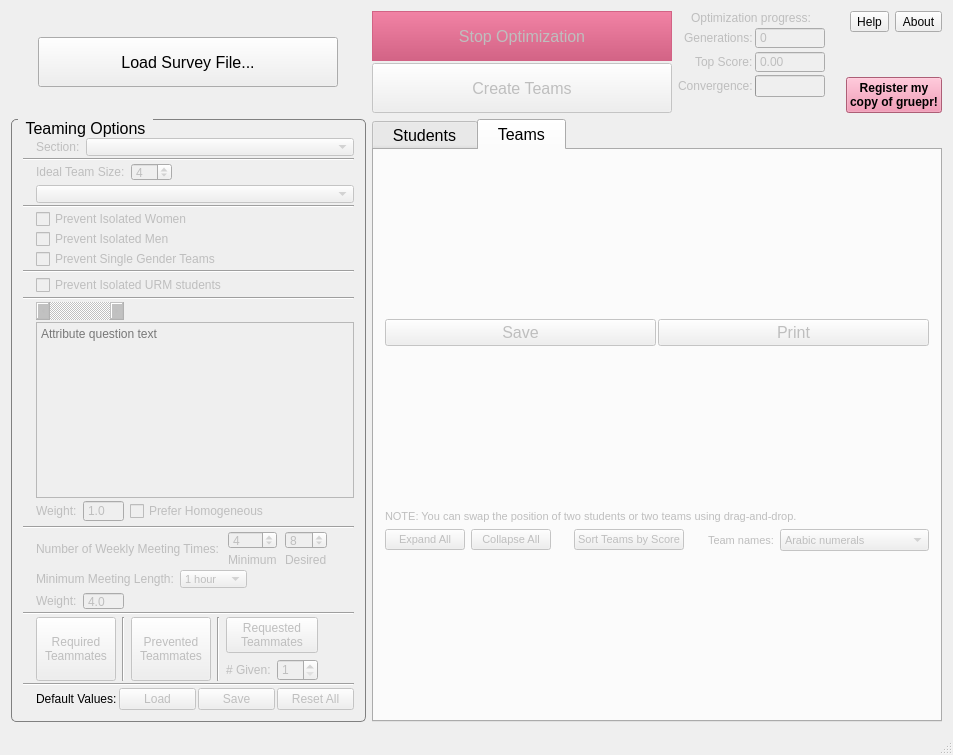
Above: gruepr.ui from gruepr/gruepr before the change. Below: the same form after it.
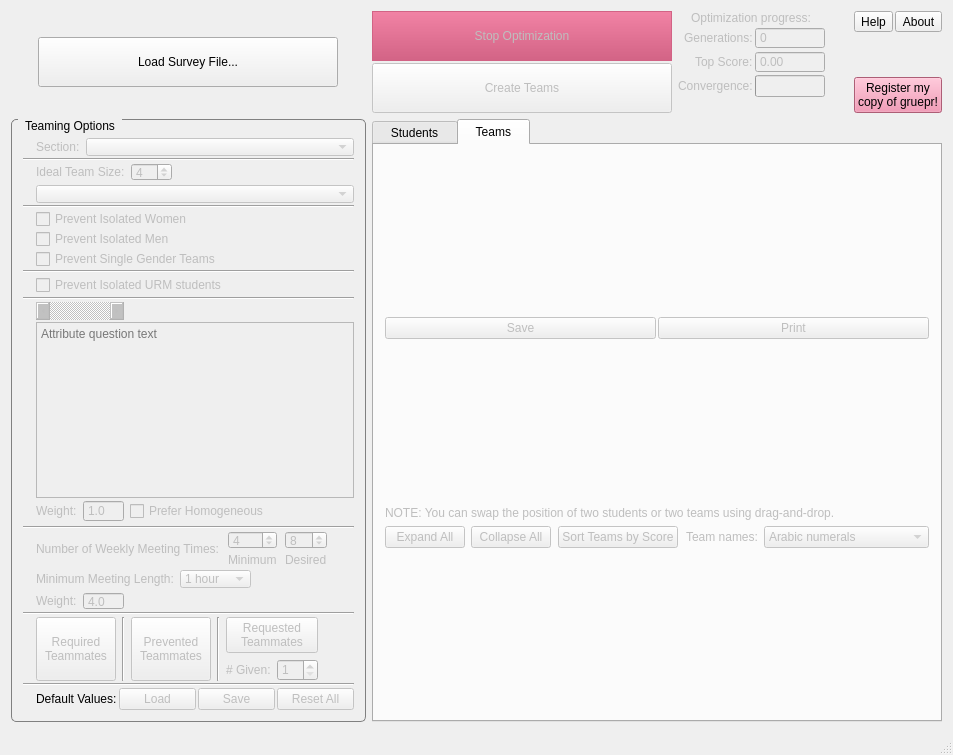
That is the form after the change. The open tabs and pages were chosen to show the change. Icons and pictures are not drawn.

Patch:
```diff
--- a/gruepr.ui
+++ b/gruepr.ui
@@ -69,12 +69,6 @@
             <verstretch>0</verstretch>
            </sizepolicy>
           </property>
-          <property name="font">
-           <font>
-            <weight>75</weight>
-            <bold>true</bold>
-           </font>
-          </property>
           <property name="styleSheet">
            <string notr="true">background-color: #f283a5</string>
           </property>
@@ -166,11 +160,6 @@
             <height>50</height>
            </size>
           </property>
-          <property name="font">
-           <font>
-            <pointsize>12</pointsize>
-           </font>
-          </property>
           <property name="visible">
            <bool>false</bool>
           </property>
@@ -215,11 +204,6 @@
             <height>50</height>
            </size>
           </property>
-          <property name="font">
-           <font>
-            <pointsize>12</pointsize>
-           </font>
-          </property>
           <property name="toolTip">
            <string>Find an optimal set of teams.</string>
           </property>
@@ -251,11 +235,6 @@
           <verstretch>1</verstretch>
          </sizepolicy>
         </property>
-        <property name="font">
-         <font>
-          <pointsize>12</pointsize>
-         </font>
-        </property>
         <property name="currentIndex">
          <number>0</number>
         </property>
@@ -561,11 +540,6 @@
                 <verstretch>0</verstretch>
                </sizepolicy>
               </property>
-              <property name="font">
-               <font>
-                <pointsize>12</pointsize>
-               </font>
-              </property>
               <property name="toolTip">
                <string>Save this set of teams as text or pdf files.</string>
               </property>
@@ -598,11 +572,6 @@
                 <verstretch>0</verstretch>
                </sizepolicy>
               </property>
-              <property name="font">
-               <font>
-                <pointsize>12</pointsize>
-               </font>
-              </property>
               <property name="toolTip">
                <string>Print this set of teams.</string>
               </property>
@@ -639,11 +608,6 @@
                 <verstretch>0</verstretch>
                </sizepolicy>
               </property>
-              <property name="font">
-               <font>
-                <pointsize>8</pointsize>
-               </font>
-              </property>
               <property name="text">
                <string>NOTE: You can swap the position of two students or two teams using drag-and-drop.</string>
               </property>
@@ -662,11 +626,6 @@
                   <verstretch>0</verstretch>
                  </sizepolicy>
                 </property>
-                <property name="font">
-                 <font>
-                  <pointsize>8</pointsize>
-                 </font>
-                </property>
                 <property name="toolTip">
                  <string>Show the students in all of the teams.</string>
                 </property>
@@ -686,11 +645,6 @@
                   <verstretch>0</verstretch>
                  </sizepolicy>
                 </property>
-                <property name="font">
-                 <font>
-                  <pointsize>8</pointsize>
-                 </font>
-                </property>
                 <property name="toolTip">
                  <string>Show only the summarized data for all of the teams.</string>
                 </property>
@@ -723,11 +677,6 @@
                   <verstretch>0</verstretch>
                  </sizepolicy>
                 </property>
-                <property name="font">
-                 <font>
-                  <pointsize>8</pointsize>
-                 </font>
-                </property>
                 <property name="toolTip">
                  <string>Sort the teams from lowest to highest compatibility score.</string>
                 </property>
@@ -760,11 +709,6 @@
                   <verstretch>0</verstretch>
                  </sizepolicy>
                 </property>
-                <property name="font">
-                 <font>
-                  <pointsize>8</pointsize>
-                 </font>
-                </property>
                 <property name="text">
                  <string>Team names:</string>
                 </property>
@@ -781,11 +725,6 @@
                   <verstretch>0</verstretch>
                  </sizepolicy>
                 </property>
-                <property name="font">
-                 <font>
-                  <pointsize>8</pointsize>
-                 </font>
-                </property>
                 <property name="toolTip">
                  <string>Set the names of the teams.</string>
                 </property>
@@ -1054,11 +993,6 @@
           <height>50</height>
          </size>
         </property>
-        <property name="font">
-         <font>
-          <pointsize>12</pointsize>
-         </font>
-        </property>
         <property name="toolTip">
          <string>Open the survey data file downloaded from the Google Form.</string>
         </property>
@@ -1094,14 +1028,6 @@
           <height>0</height>
          </size>
         </property>
-        <property name="font">
-         <font>
-          <pointsize>12</pointsize>
-          <weight>50</weight>
-          <bold>false</bold>
-          <underline>false</underline>
-         </font>
-        </property>
         <property name="title">
          <string>Teaming Options</string>
         </property>
@@ -1132,15 +1058,6 @@
              <height>50</height>
             </size>
            </property>
-           <property name="font">
-            <font>
-             <pointsize>8</pointsize>
-             <weight>50</weight>
-             <bold>false</bold>
-             <strikeout>false</strikeout>
-             <kerning>true</kerning>
-            </font>
-           </property>
            <property name="pixmap">
             <pixmap resource="gruepr.qrc">:/icons/friends.png</pixmap>
            </property>
@@ -1581,15 +1498,6 @@
              <height>50</height>
             </size>
            </property>
-           <property name="font">
-            <font>
-             <pointsize>8</pointsize>
-             <weight>50</weight>
-             <bold>false</bold>
-             <strikeout>false</strikeout>
-             <kerning>true</kerning>
-            </font>
-           </property>
            <property name="pixmap">
             <pixmap resource="gruepr.qrc">:/icons/attributes.png</pixmap>
            </property>
@@ -1612,15 +1520,6 @@
              <height>50</height>
             </size>
            </property>
-           <property name="font">
-            <font>
-             <pointsize>8</pointsize>
-             <weight>50</weight>
-             <bold>false</bold>
-             <strikeout>false</strikeout>
-             <kerning>true</kerning>
-            </font>
-           </property>
            <property name="pixmap">
             <pixmap resource="gruepr.qrc">:/icons/settings.png</pixmap>
            </property>
@@ -1646,15 +1545,6 @@
              <height>50</height>
             </size>
            </property>
-           <property name="font">
-            <font>
-             <pointsize>8</pointsize>
-             <weight>50</weight>
-             <bold>false</bold>
-             <strikeout>false</strikeout>
-             <kerning>true</kerning>
-            </font>
-           </property>
            <property name="pixmap">
             <pixmap resource="gruepr.qrc">:/icons/classroom.png</pixmap>
            </property>
@@ -2096,15 +1986,6 @@
                  <height>18</height>
                 </size>
                </property>
-               <property name="font">
-                <font>
-                 <pointsize>8</pointsize>
-                 <weight>50</weight>
-                 <bold>false</bold>
-                 <strikeout>false</strikeout>
-                 <kerning>true</kerning>
-                </font>
-               </property>
                <property name="toolTip">
                 <string>Overlaps in schedule must be at least this big to be considered an available meeting time.</string>
                </property>
@@ -2224,15 +2105,6 @@
              <height>50</height>
             </size>
            </property>
-           <property name="font">
-            <font>
-             <pointsize>8</pointsize>
-             <weight>50</weight>
-             <bold>false</bold>
-             <strikeout>false</strikeout>
-             <kerning>true</kerning>
-            </font>
-           </property>
            <property name="pixmap">
             <pixmap resource="gruepr.qrc">:/icons/schedule.png</pixmap>
            </property>
```
Left out of the diff: 58 changed lines with no effect on the pictures.
